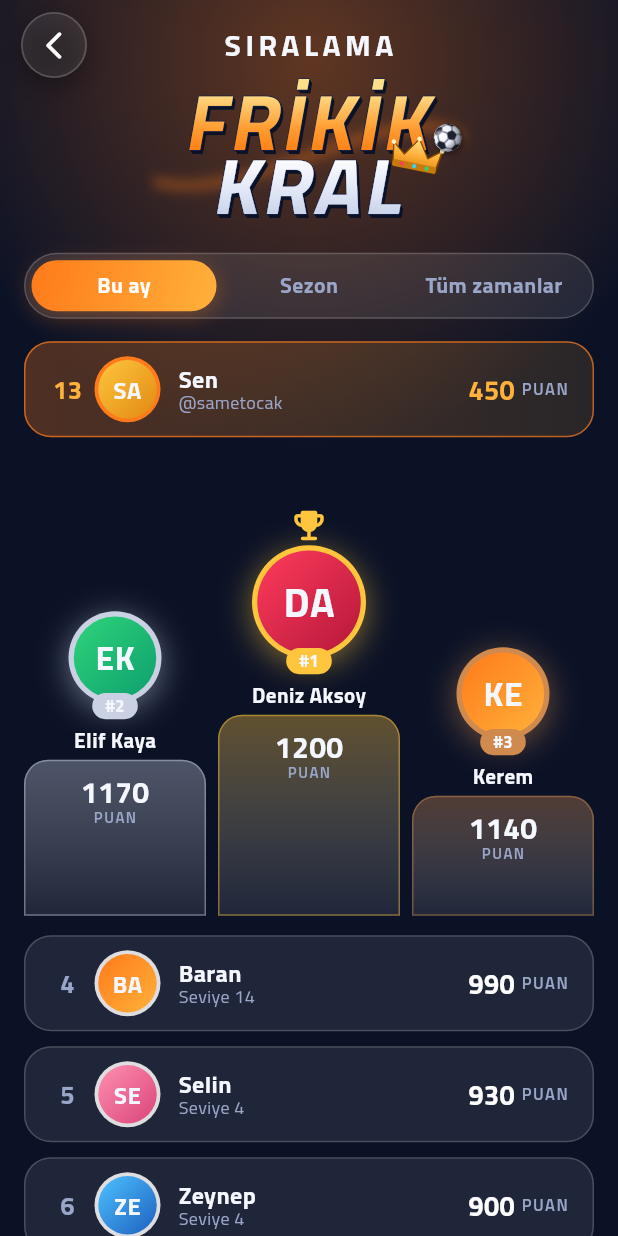
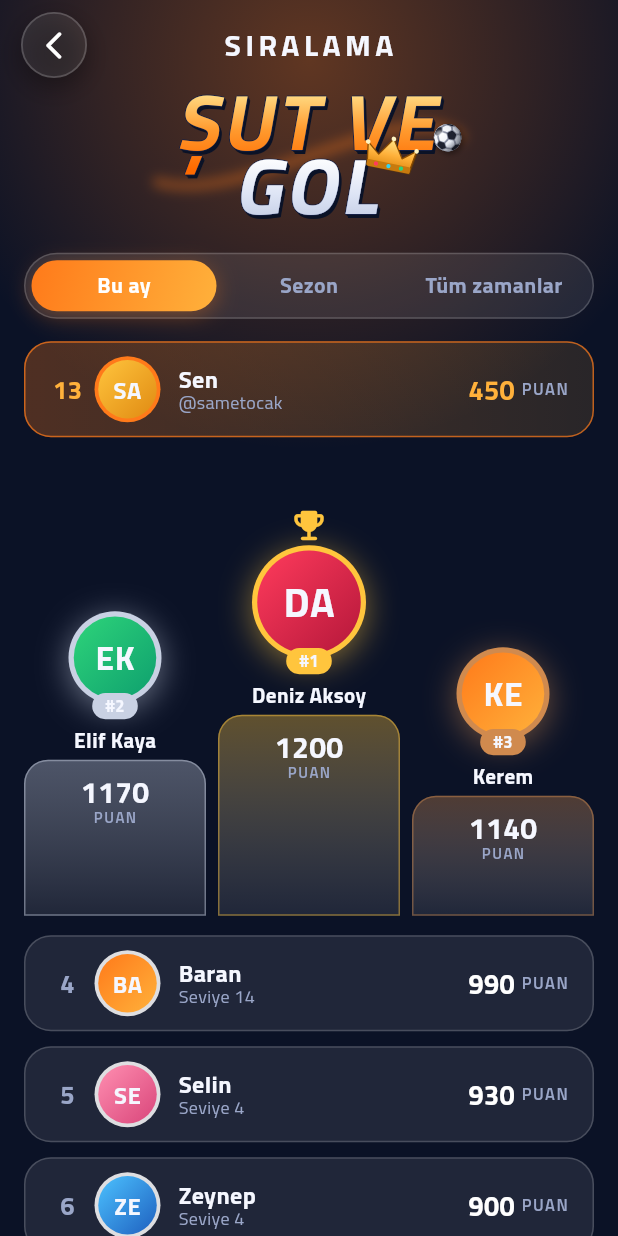
Before and after one commit to globalmediaa/sutvegol, a Flutter app: the LeaderboardScreen screen opened directly, after a tap on "Bu ay", on a phone screen of 412 x 824 dp. Run offline on Flutter 3.47's test engine with Material 3 defaults, Android fonts, the phone set to English and light mode, and no system bars; our stand-ins replace shared_preferences; missing offline and left inert: flame, flame_audio; accounts and stored records are empty.

Commit message:
Prosedürel logo ve stadyum reklam panosundaki "Frikik Kral" metni "Şut ve Gol" olarak güncellendi
Co-Authored-By: Claude Sonnet 5 <noreply@anthropic.com>

```diff
--- a/lib/game/scene_art.dart
+++ b/lib/game/scene_art.dart
@@ -631,7 +631,7 @@ class SceneArt {
       c.drawRRect(RRect.fromRectAndRadius(rect, const Radius.circular(6)), Paint()..color = col);
       if (i % 3 == 1) {
         final tp = TextPainter(
-          text: const TextSpan(text: 'FRİKİK KRAL', style: TextStyle(fontFamily: 'TitilliumWeb', fontSize: 44, fontWeight: FontWeight.w700, color: Color(0xFF1B2A6B), letterSpacing: 6)),
+          text: const TextSpan(text: 'ŞUT VE GOL', style: TextStyle(fontFamily: 'TitilliumWeb', fontSize: 44, fontWeight: FontWeight.w700, color: Color(0xFF1B2A6B), letterSpacing: 6)),
           textDirection: TextDirection.ltr,
         )..layout();
         tp.paint(c, Offset(rect.center.dx - tp.width / 2, rect.center.dy - tp.height / 2));
--- a/lib/ui/logo.dart
+++ b/lib/ui/logo.dart
@@ -5,7 +5,7 @@ import 'package:flutter/painting.dart';
 
 import '../game/scene_art.dart';
 
-/// "FRİKİK KRAL" logosu — taç, iki satırlık eğik 3D yazı ve alev izli top.
+/// "ŞUT VE GOL" logosu — taç, iki satırlık eğik 3D yazı ve alev izli top.
 /// Hem Flame (splash) hem Flutter (leaderboard, loading) aynı çizimi kullanır.
 /// [box] logonun sığacağı alan; oran ~2.05:1 olarak çizilir ve ortalanır.
 void paintLogo(ui.Canvas canvas, ui.Rect box, {double alpha = 1, double reveal = 1, bool subtitle = true}) {
@@ -16,9 +16,9 @@ void paintLogo(ui.Canvas canvas, ui.Rect box, {double alpha = 1, double reveal =
   canvas.save();
   canvas.translate(r.left, r.top);
 
-  // Satır 1: FRİKİK (turuncu-amber), satır 2: KRAL (beyaz) + taç.
-  final line1 = _text('FRİKİK', 250 * u, FontWeight.w700);
-  final line2 = _text('KRAL', 250 * u, FontWeight.w700);
+  // Satır 1: ŞUT VE (turuncu-amber), satır 2: GOL (beyaz) + taç.
+  final line1 = _text('ŞUT VE', 250 * u, FontWeight.w700);
+  final line2 = _text('GOL', 250 * u, FontWeight.w700);
   final cx = w / 2;
   final y1 = h * 0.30;
   final y2 = h * 0.72;
@@ -59,7 +59,7 @@ void paintLogo(ui.Canvas canvas, ui.Rect box, {double alpha = 1, double reveal =
   drawLine(line1, y1, const [Color(0xFFFFE08A), Color(0xFFFF9A2E), Color(0xFFFF6A00)], reveal * 1.6);
   drawLine(line2, y2, const [Color(0xFFFFFFFF), Color(0xFFDDE4F5), Color(0xFFB9C3DE)], reveal * 1.6 - 0.35);
 
-  // Taç: KRAL'ın sağ üstünde, hafif yatık.
+  // Taç: GOL'ün sağ üstünde, hafif yatık.
   final ck = ((reveal - 0.45) * 2.2).clamp(0.0, 1.0);
   if (ck > 0) {
     canvas.save();
@@ -92,7 +92,7 @@ void paintLogo(ui.Canvas canvas, ui.Rect box, {double alpha = 1, double reveal =
   }
 
   if (subtitle) {
-    final sub = _text('FREE KICK KING', 46 * u, FontWeight.w600, spacing: 10 * u);
+    final sub = _text('SHOOT & SCORE', 46 * u, FontWeight.w600, spacing: 10 * u);
     sub.paint(canvas, ui.Offset(cx, h * 0.96), const Color(0xFFDDE4F5).withValues(alpha: 0.85 * alpha * reveal.clamp(0, 1)));
   }
   canvas.restore();
```
